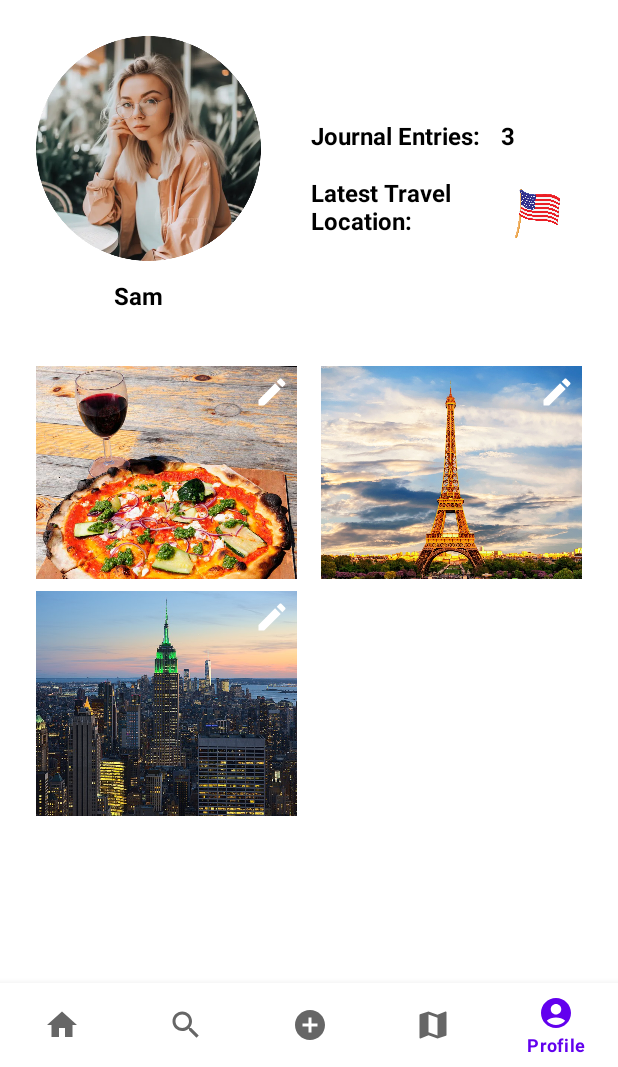
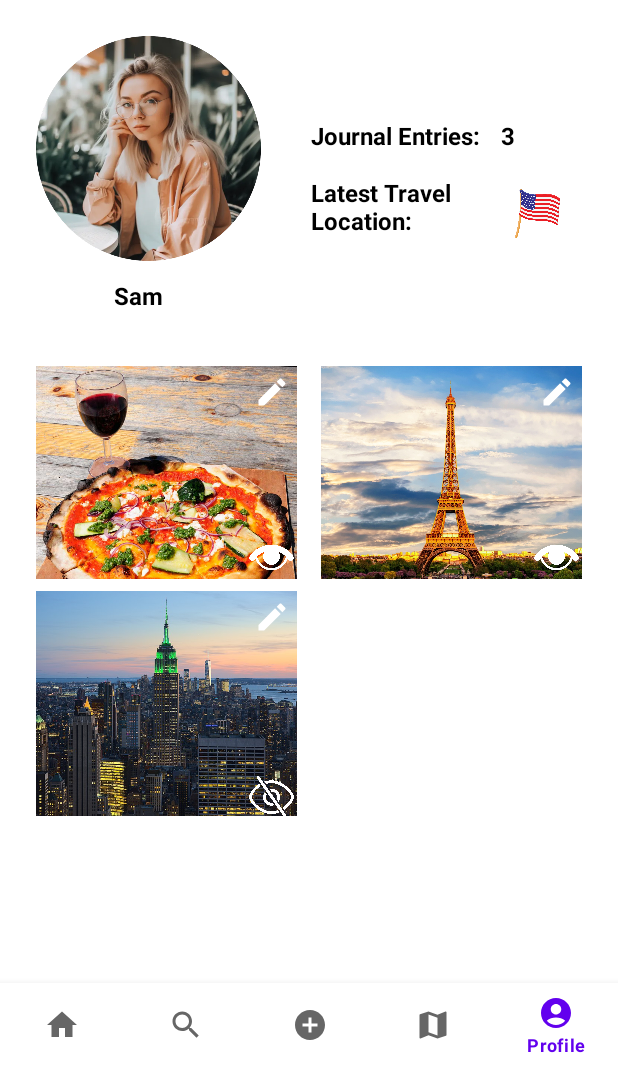
Before and after one commit to wutonytt/TravelTales, an Android app: the screen it shows after launch (MainActivity), on a phone screen of 412 x 824 dp, the part 169-1236 px from its top. Run offline under Robolectric (Android 15) with nearby library versions, the phone set to English and light mode, and no system bars.

```diff
--- a/app/src/main/res/layout/fragment_profile.xml
+++ b/app/src/main/res/layout/fragment_profile.xml
@@ -160,6 +160,18 @@
                 android:src="@drawable/ic_edit_white_24dp"
                 app:tint="@color/white"
                 android:background="@null" />
+
+            <ImageView
+                android:id="@+id/invisible1"
+                android:layout_width="30dp"
+                android:layout_height="30dp"
+                android:layout_gravity="bottom|end"
+                android:layout_marginTop="0dp"
+                android:layout_marginBottom="0dp"
+                android:layout_marginStart="10dp"
+                android:layout_marginEnd="10dp"
+                app:tint="@color/white"
+                android:src="@drawable/visible" />
         </FrameLayout>
 
         <FrameLayout
@@ -188,6 +200,19 @@
                 android:src="@drawable/ic_edit_white_24dp"
                 app:tint="@color/white"
                 android:background="@null" />
+
+            <ImageView
+                android:id="@+id/invisible2"
+                android:layout_width="30dp"
+                android:layout_height="30dp"
+                android:layout_gravity="bottom|end"
+                android:layout_marginTop="0dp"
+                android:layout_marginBottom="0dp"
+                android:layout_marginStart="10dp"
+                android:layout_marginEnd="10dp"
+                app:tint="@color/white"
+                android:src="@drawable/visible" />
+
         </FrameLayout>
 
         <FrameLayout
@@ -220,6 +245,19 @@
                 android:src="@drawable/ic_edit_white_24dp"
                 app:tint="@color/white"
                 android:background="@null" />
+
+            <ImageView
+                android:id="@+id/invisible3"
+                android:layout_width="30dp"
+                android:layout_height="30dp"
+                android:layout_gravity="bottom|end"
+                android:layout_marginTop="0dp"
+                android:layout_marginBottom="10dp"
+                android:layout_marginStart="10dp"
+                android:layout_marginEnd="10dp"
+                app:tint="@color/white"
+                android:src="@drawable/invisible" />
+
         </FrameLayout>
 
         <FrameLayout
```
Also changed, not shown: app/src/main/res/drawable/invisible.png (added), app/src/main/res/drawable/visible.png (added).
